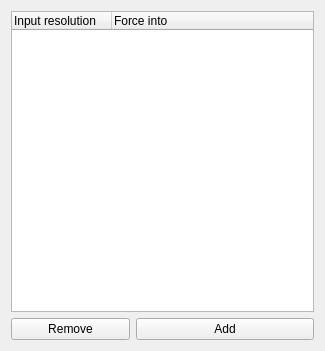
Qt form src/display/qt/d_alias_dialog.ui (mrehkopf/vcs) before a commit.
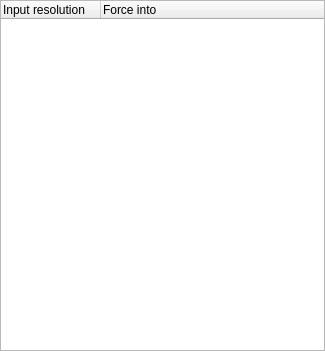
The same form after that commit.

```diff
--- a/src/display/qt/d_alias_dialog.ui
+++ b/src/display/qt/d_alias_dialog.ui
@@ -20,6 +20,21 @@
    <string>VCS Aliases</string>
   </property>
   <layout class="QVBoxLayout" name="verticalLayout_2">
+   <property name="spacing">
+    <number>6</number>
+   </property>
+   <property name="leftMargin">
+    <number>0</number>
+   </property>
+   <property name="topMargin">
+    <number>0</number>
+   </property>
+   <property name="rightMargin">
+    <number>0</number>
+   </property>
+   <property name="bottomMargin">
+    <number>0</number>
+   </property>
    <item>
     <layout class="QVBoxLayout" name="verticalLayout">
      <item>
@@ -54,30 +69,6 @@
        </column>
       </widget>
      </item>
-     <item>
-      <layout class="QHBoxLayout" name="horizontalLayout" stretch="2,3">
-       <item>
-        <widget class="QPushButton" name="pushButton_removeAlias">
-         <property name="focusPolicy">
-          <enum>Qt::NoFocus</enum>
-         </property>
-         <property name="text">
-          <string>Remove</string>
-         </property>
-        </widget>
-       </item>
-       <item>
-        <widget class="QPushButton" name="pushButton_addAlias">
-         <property name="focusPolicy">
-          <enum>Qt::NoFocus</enum>
-         </property>
-         <property name="text">
-          <string>Add</string>
-         </property>
-        </widget>
-       </item>
-      </layout>
-     </item>
     </layout>
    </item>
   </layout>
```
